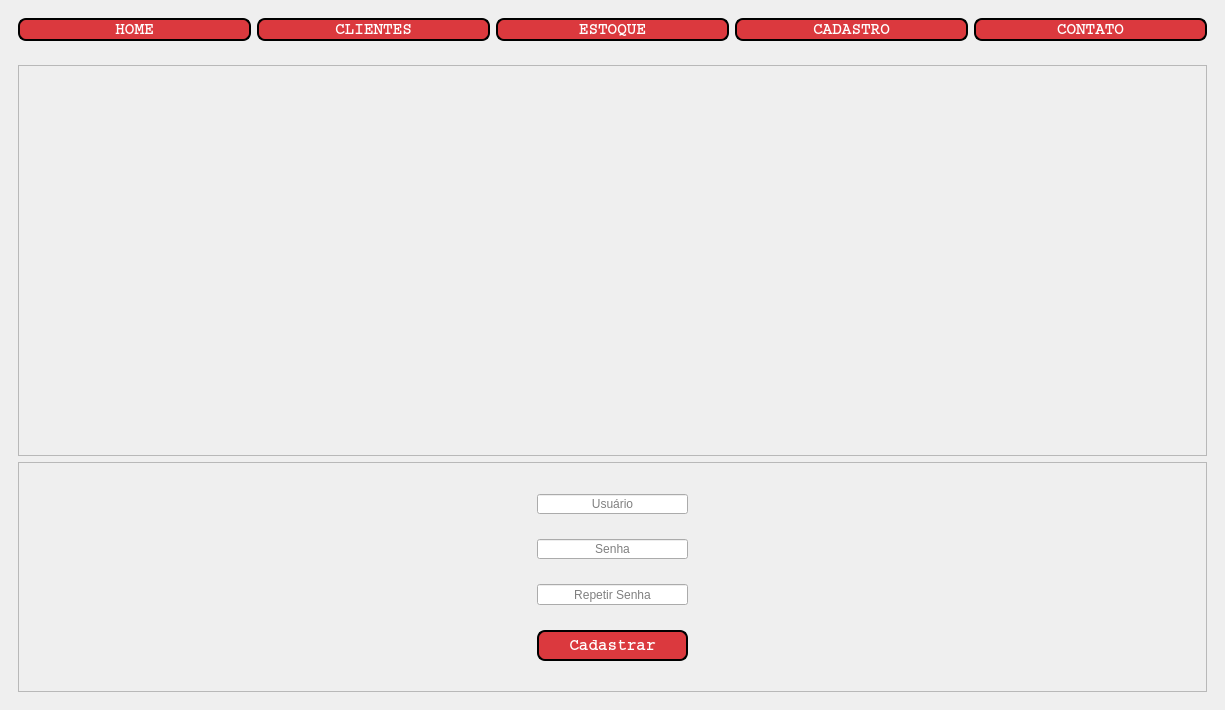
Before: the Qt Designer form Projeto_Estoque/MainWindown.ui in DouglasAVSantos/Estoque, drawn with Qt 5.
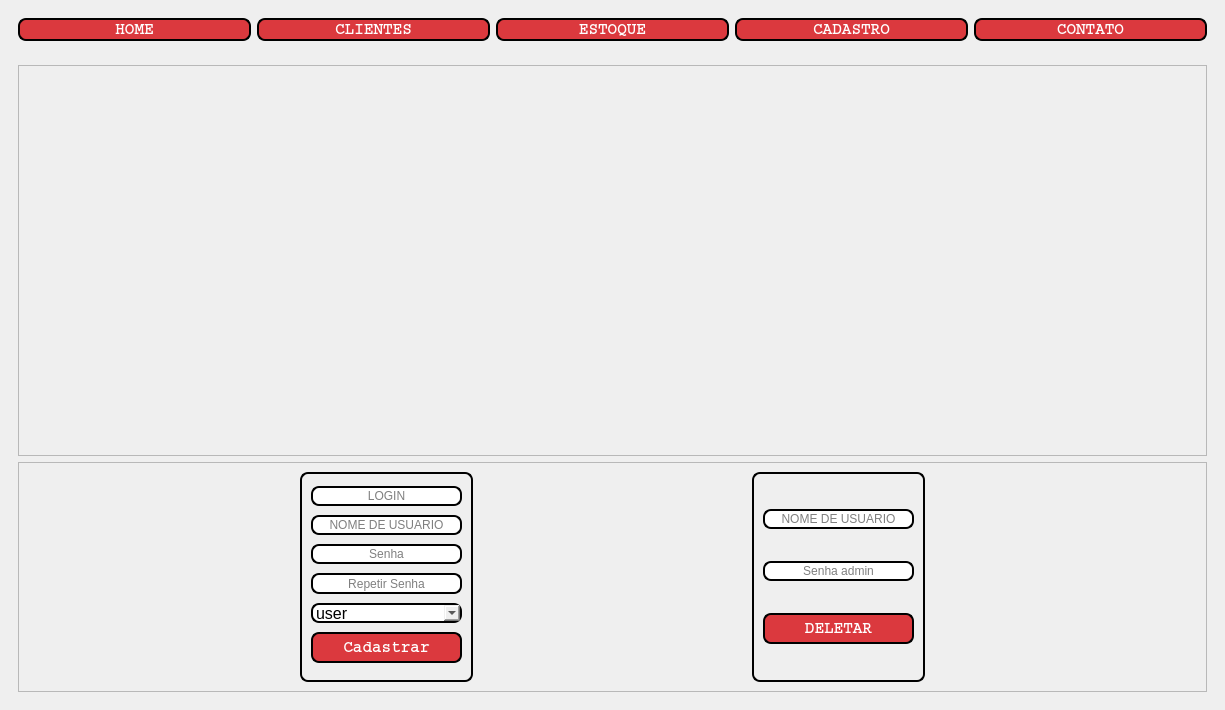
After: the same form once the commit is applied. The open tabs and pages were chosen to show the change. Icons and pictures are not drawn.

Commit message: modificando as tabelas usuarios e clientes

Patch:
```diff
--- a/Projeto_Estoque/MainWindown.ui
+++ b/Projeto_Estoque/MainWindown.ui
@@ -11,7 +11,7 @@
    </rect>
   </property>
   <property name="sizePolicy">
-   <sizepolicy hsizetype="Preferred" vsizetype="Expanding">
+   <sizepolicy hsizetype="Maximum" vsizetype="Preferred">
     <horstretch>2</horstretch>
     <verstretch>0</verstretch>
    </sizepolicy>
@@ -24,7 +24,7 @@
   </property>
   <property name="font">
    <font>
-    <pointsize>2</pointsize>
+    <pointsize>12</pointsize>
    </font>
   </property>
   <property name="windowTitle">
@@ -1138,41 +1138,26 @@
              <item>
               <layout class="QVBoxLayout" name="verticalLayout_10">
                <item>
-                <widget class="QPushButton" name="btn_check_cep">
-                 <property name="minimumSize">
-                  <size>
-                   <width>0</width>
-                   <height>0</height>
-                  </size>
-                 </property>
+                <widget class="QLabel" name="label_30">
                  <property name="font">
                   <font>
                    <pointsize>12</pointsize>
                   </font>
                  </property>
                  <property name="styleSheet">
-                  <string notr="true">QPushButton{
-
-background-color: rgb(219, 57, 62);
+                  <string notr="true">background-color: rgb(166, 23, 38);
 border-radius: 8px;
 color: rgb(255, 255, 255);
 border-width: 2px;
 border-color: black;
 border-style: solid;
-display: inline-block;
-}
-
-QPushButton:hover{
-
-	
-	background-color: rgb(77, 11, 17);
-	
-	color: rgb(255, 255, 255);
-
-}</string>
+display: inline-block;</string>
                  </property>
                  <property name="text">
-                  <string>Buscar CEP</string>
+                  <string>CEP</string>
+                 </property>
+                 <property name="alignment">
+                  <set>Qt::AlignCenter</set>
                  </property>
                 </widget>
                </item>
@@ -1928,32 +1913,35 @@
           <property name="frameShadow">
            <enum>QFrame::Raised</enum>
           </property>
-          <layout class="QVBoxLayout" name="verticalLayout_35">
-           <item>
-            <layout class="QVBoxLayout" name="verticalLayout_34">
-             <item>
-              <widget class="QLabel" name="label_32">
-               <property name="text">
-                <string/>
-               </property>
-              </widget>
-             </item>
-             <item>
               <layout class="QHBoxLayout" name="horizontalLayout_15">
                <item>
-                <widget class="QLabel" name="label_30">
-                 <property name="sizePolicy">
-                  <sizepolicy hsizetype="MinimumExpanding" vsizetype="Preferred">
-                   <horstretch>0</horstretch>
-                   <verstretch>0</verstretch>
-                  </sizepolicy>
-                 </property>
+            <widget class="QLabel" name="label_28">
                  <property name="text">
                   <string/>
                  </property>
                 </widget>
                </item>
                <item>
+            <widget class="QFrame" name="frame_13">
+             <property name="sizePolicy">
+              <sizepolicy hsizetype="Maximum" vsizetype="Preferred">
+               <horstretch>0</horstretch>
+               <verstretch>0</verstretch>
+              </sizepolicy>
+             </property>
+             <property name="styleSheet">
+              <string notr="true">border-width: 2px;
+border-color: black;
+border-style: solid;
+display: inline-block;
+border-radius: 8px</string>
+             </property>
+             <property name="frameShape">
+              <enum>QFrame::StyledPanel</enum>
+             </property>
+             <property name="frameShadow">
+              <enum>QFrame::Raised</enum>
+             </property>
                 <layout class="QVBoxLayout" name="verticalLayout_33">
                  <item>
                   <widget class="QLineEdit" name="le_novo_usuario">
@@ -1973,26 +1961,29 @@
                     <set>Qt::AlignCenter</set>
                    </property>
                    <property name="placeholderText">
-                    <string>Usuário</string>
+                 <string>LOGIN</string>
                    </property>
                   </widget>
                  </item>
                  <item>
-                  <widget class="QLabel" name="label_28">
+               <widget class="QLineEdit" name="le_novo_nome_de_usuario">
                    <property name="minimumSize">
                     <size>
                      <width>151</width>
-                     <height>13</height>
+                  <height>20</height>
                     </size>
                    </property>
                    <property name="maximumSize">
                     <size>
                      <width>151</width>
-                     <height>13</height>
-                    </size>
-                   </property>
-                   <property name="text">
-                    <string/>
+                  <height>20</height>
+                 </size>
+                </property>
+                <property name="alignment">
+                 <set>Qt::AlignCenter</set>
+                </property>
+                <property name="placeholderText">
+                 <string>NOME DE USUARIO</string>
                    </property>
                   </widget>
                  </item>
@@ -2021,25 +2012,6 @@
                    </property>
                   </widget>
                  </item>
-                 <item>
-                  <widget class="QLabel" name="label_29">
-                   <property name="minimumSize">
-                    <size>
-                     <width>151</width>
-                     <height>13</height>
-                    </size>
-                   </property>
-                   <property name="maximumSize">
-                    <size>
-                     <width>151</width>
-                     <height>13</height>
-                    </size>
-                   </property>
-                   <property name="text">
-                    <string/>
-                   </property>
-                  </widget>
-                 </item>
                  <item>
                   <widget class="QLineEdit" name="le_senha2">
                    <property name="minimumSize">
@@ -2066,22 +2038,34 @@
                   </widget>
                  </item>
                  <item>
-                  <widget class="QLabel" name="label_31">
+               <widget class="QComboBox" name="cb_users">
                    <property name="minimumSize">
                     <size>
                      <width>151</width>
-                     <height>13</height>
+                  <height>20</height>
                     </size>
                    </property>
                    <property name="maximumSize">
                     <size>
                      <width>151</width>
-                     <height>13</height>
-                    </size>
-                   </property>
+                  <height>20</height>
+                 </size>
+                </property>
+                <property name="font">
+                 <font>
+                  <pointsize>12</pointsize>
+                 </font>
+                </property>
+                <item>
                    <property name="text">
-                    <string/>
-                   </property>
+                  <string>user</string>
+                 </property>
+                </item>
+                <item>
+                 <property name="text">
+                  <string>admin</string>
+                 </property>
+                </item>
                   </widget>
                  </item>
                  <item>
@@ -2136,36 +2120,147 @@
                   </widget>
                  </item>
                 </layout>
+            </widget>
                </item>
                <item>
-                <widget class="QLabel" name="label_33">
+            <widget class="QLabel" name="label_29">
+             <property name="text">
+              <string/>
+             </property>
+            </widget>
+           </item>
+           <item>
+            <widget class="QFrame" name="frame_14">
                  <property name="sizePolicy">
-                  <sizepolicy hsizetype="MinimumExpanding" vsizetype="Preferred">
+              <sizepolicy hsizetype="Maximum" vsizetype="Preferred">
                    <horstretch>0</horstretch>
                    <verstretch>0</verstretch>
                   </sizepolicy>
                  </property>
+             <property name="styleSheet">
+              <string notr="true">border-width: 2px;
+border-color: black;
+border-style: solid;
+display: inline-block;
+border-radius: 8px</string>
+             </property>
+             <property name="frameShape">
+              <enum>QFrame::StyledPanel</enum>
+             </property>
+             <property name="frameShadow">
+              <enum>QFrame::Raised</enum>
+             </property>
+             <layout class="QVBoxLayout" name="verticalLayout_29">
+              <item>
+               <widget class="QLineEdit" name="le_usuario_deletar">
+                <property name="minimumSize">
+                 <size>
+                  <width>151</width>
+                  <height>20</height>
+                 </size>
+                </property>
+                <property name="maximumSize">
+                 <size>
+                  <width>151</width>
+                  <height>20</height>
+                 </size>
+                </property>
                  <property name="text">
                   <string/>
                  </property>
-                </widget>
-               </item>
-              </layout>
+                <property name="alignment">
+                 <set>Qt::AlignCenter</set>
+                </property>
+                <property name="placeholderText">
+                 <string>NOME DE USUARIO</string>
+                </property>
+               </widget>
+              </item>
+              <item>
+               <widget class="QLineEdit" name="le_senha_deletar">
+                <property name="minimumSize">
+                 <size>
+                  <width>151</width>
+                  <height>20</height>
+                 </size>
+                </property>
+                <property name="maximumSize">
+                 <size>
+                  <width>151</width>
+                  <height>20</height>
+                 </size>
+                </property>
+                <property name="echoMode">
+                 <enum>QLineEdit::Password</enum>
+                </property>
+                <property name="alignment">
+                 <set>Qt::AlignCenter</set>
+                </property>
+                <property name="placeholderText">
+                 <string>Senha admin</string>
+                </property>
+               </widget>
              </item>
              <item>
-              <widget class="QLabel" name="label_34">
-               <property name="sizePolicy">
-                <sizepolicy hsizetype="MinimumExpanding" vsizetype="Preferred">
-                 <horstretch>0</horstretch>
-                 <verstretch>0</verstretch>
-                </sizepolicy>
-               </property>
+               <widget class="QPushButton" name="bt_deletar_usuario">
+                <property name="minimumSize">
+                 <size>
+                  <width>151</width>
+                  <height>31</height>
+                 </size>
+                </property>
+                <property name="maximumSize">
+                 <size>
+                  <width>151</width>
+                  <height>31</height>
+                 </size>
+                </property>
+                <property name="font">
+                 <font>
+                  <family>Courier</family>
+                  <pointsize>12</pointsize>
+                  <weight>75</weight>
+                  <bold>true</bold>
+                 </font>
+                </property>
+                <property name="cursor">
+                 <cursorShape>PointingHandCursor</cursorShape>
+                </property>
+                <property name="styleSheet">
+                 <string notr="true">QPushButton{
+
+background-color: rgb(219, 57, 62);
+border-radius: 8px;
+color: rgb(255, 255, 255);
+border-width: 2px;
+border-color: black;
+border-style: solid;
+display: inline-block;
+}
+
+QPushButton:hover{
+
+	
+	background-color: rgb(77, 11, 17);
+	
+	color: rgb(255, 255, 255);
+
+}</string>
+                </property>
                <property name="text">
-                <string/>
+                 <string>DELETAR</string>
                </property>
               </widget>
              </item>
             </layout>
+            </widget>
+           </item>
+           <item>
+            <widget class="QLabel" name="label_37">
+             <property name="text">
+              <string/>
+             </property>
+            </widget>
            </item>
           </layout>
          </widget>
```
Left out of the diff: 8 changed lines with no effect on the pictures. Lines whose indentation alone changed are shown as unchanged. The commit also changes 3 other files.
